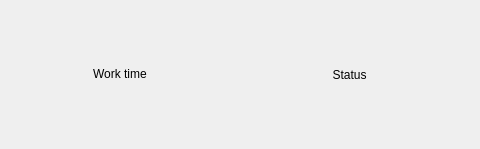
Old version of the form src/gui/widgets/statistics/windowstatistics.ui in the repository bergamontt/sunflower; both pictures show x 270 to 750 and y 0 to 149 of the 750 by 149 pixel window.
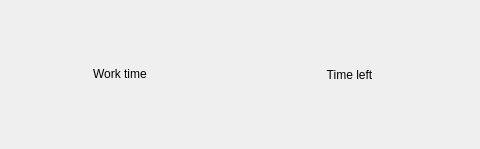
New version of the form.

Patch:
```diff
--- a/src/gui/widgets/statistics/windowstatistics.ui
+++ b/src/gui/widgets/statistics/windowstatistics.ui
@@ -121,7 +121,7 @@
    <item>
     <widget class="QLabel" name="status">
      <property name="text">
-      <string>Status</string>
+      <string>Time left</string>
      </property>
      <property name="alignment">
       <set>Qt::AlignmentFlag::AlignCenter</set>
```
Left out of the diff: 2 changed lines with no effect on the pictures.
